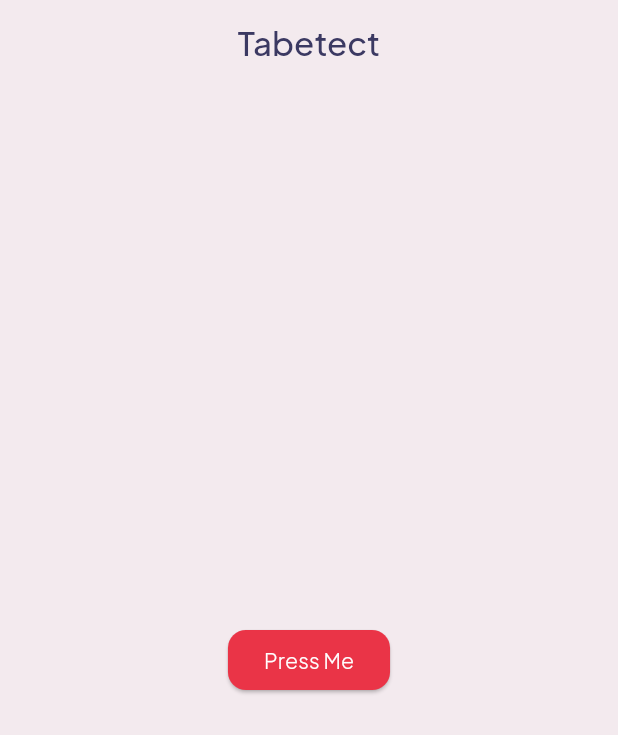
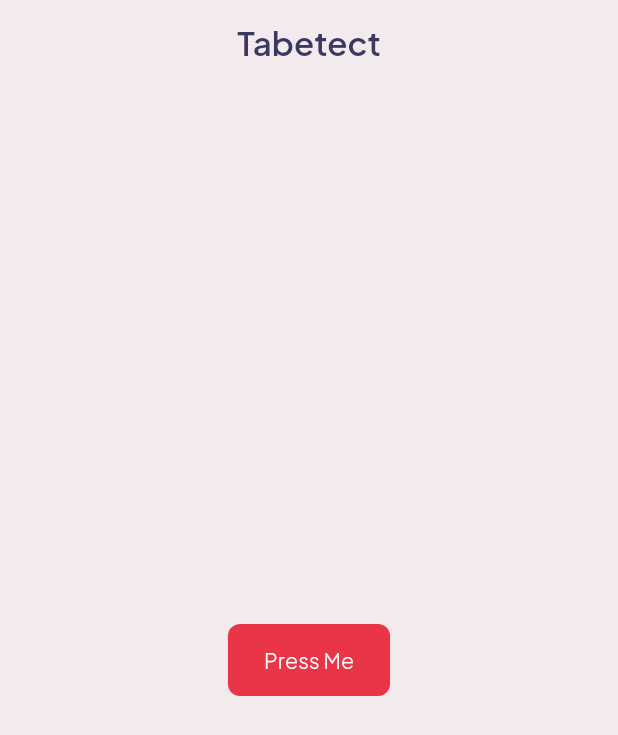
Before and after one commit to alkausarhapis/Tabetect, a Flutter app: the screen it shows after launch, on a phone screen of 412 x 824 dp. Shown: the top 735 px of the screen. Run offline on Flutter 3.47's test engine with Material 3 defaults, Android fonts, the phone set to English and light mode, and no system bars; our stand-ins replace google_fonts.

Commit message:
init: add more theme

```diff
--- a/lib/styles/colors/app_color.dart
+++ b/lib/styles/colors/app_color.dart
@@ -3,6 +3,8 @@ import 'package:flutter/material.dart';
 enum AppColor {
   darkBlue("Dark Blue", Color(0xFF3B3962)),
   primaryRed("Primary Red", Color(0xFFEA3447)),
+  successGreen("Success Green", Color(0xFF4CAF50)),
+  warningYellow("Warning Yellow", Color(0xFFFFC107)),
   brokenWhite("Broken White", Color(0xFFF3EAEE));
 
   const AppColor(this.name, this.color);
--- a/lib/styles/theme/app_theme.dart
+++ b/lib/styles/theme/app_theme.dart
@@ -61,15 +61,41 @@ class AppTheme {
         foregroundColor: AppColor.darkBlue.color,
         elevation: 0,
         centerTitle: true,
+        titleTextStyle: textTheme.titleLarge?.copyWith(
+          color: AppColor.darkBlue.color,
+          fontWeight: FontWeight.w600,
+        ),
       ),
       elevatedButtonTheme: ElevatedButtonThemeData(
         style: ElevatedButton.styleFrom(
           backgroundColor: AppColor.primaryRed.color,
           foregroundColor: Colors.white,
-          shape: RoundedRectangleBorder(
-            borderRadius: BorderRadius.circular(12),
+          elevation: 0,
+          shadowColor: Colors.transparent,
+          shape: RoundedRectangleBorder(borderRadius: BorderRadius.circular(8)),
+          padding: const EdgeInsets.symmetric(horizontal: 24, vertical: 12),
+        ),
+      ),
+      outlinedButtonTheme: OutlinedButtonThemeData(
+        style: OutlinedButton.styleFrom(
+          foregroundColor: AppColor.darkBlue.color,
+          side: BorderSide(color: AppColor.primaryRed.color, width: 1.5),
+          shape: RoundedRectangleBorder(borderRadius: BorderRadius.circular(8)),
+          padding: const EdgeInsets.symmetric(horizontal: 24, vertical: 12),
+        ),
+      ),
+      cardTheme: CardThemeData(
+        color: Colors.white,
+        elevation: 0,
+        shadowColor: Colors.transparent,
+        shape: RoundedRectangleBorder(
+          borderRadius: BorderRadius.circular(16),
+          side: BorderSide(
+            color: AppColor.darkBlue.color.withValues(alpha: 0.1),
+            width: 1,
           ),
         ),
+        margin: const EdgeInsets.all(8),
       ),
     );
   }
@@ -86,15 +112,41 @@ class AppTheme {
         foregroundColor: AppColor.brokenWhite.color,
         elevation: 0,
         centerTitle: true,
+        titleTextStyle: textTheme.titleLarge?.copyWith(
+          color: AppColor.brokenWhite.color,
+          fontWeight: FontWeight.w600,
+        ),
       ),
       elevatedButtonTheme: ElevatedButtonThemeData(
         style: ElevatedButton.styleFrom(
           backgroundColor: AppColor.primaryRed.color,
           foregroundColor: Colors.white,
-          shape: RoundedRectangleBorder(
-            borderRadius: BorderRadius.circular(12),
+          elevation: 0,
+          shadowColor: Colors.transparent,
+          shape: RoundedRectangleBorder(borderRadius: BorderRadius.circular(8)),
+          padding: const EdgeInsets.symmetric(horizontal: 24, vertical: 12),
+        ),
+      ),
+      outlinedButtonTheme: OutlinedButtonThemeData(
+        style: OutlinedButton.styleFrom(
+          foregroundColor: AppColor.brokenWhite.color,
+          side: BorderSide(color: AppColor.primaryRed.color, width: 1.5),
+          shape: RoundedRectangleBorder(borderRadius: BorderRadius.circular(8)),
+          padding: const EdgeInsets.symmetric(horizontal: 24, vertical: 12),
+        ),
+      ),
+      cardTheme: CardThemeData(
+        color: AppColor.darkBlue.color.withValues(alpha: 0.8),
+        elevation: 0,
+        shadowColor: Colors.transparent,
+        shape: RoundedRectangleBorder(
+          borderRadius: BorderRadius.circular(16),
+          side: BorderSide(
+            color: AppColor.brokenWhite.color.withValues(alpha: 0.1),
+            width: 1,
           ),
         ),
+        margin: const EdgeInsets.all(8),
       ),
     );
   }
```
